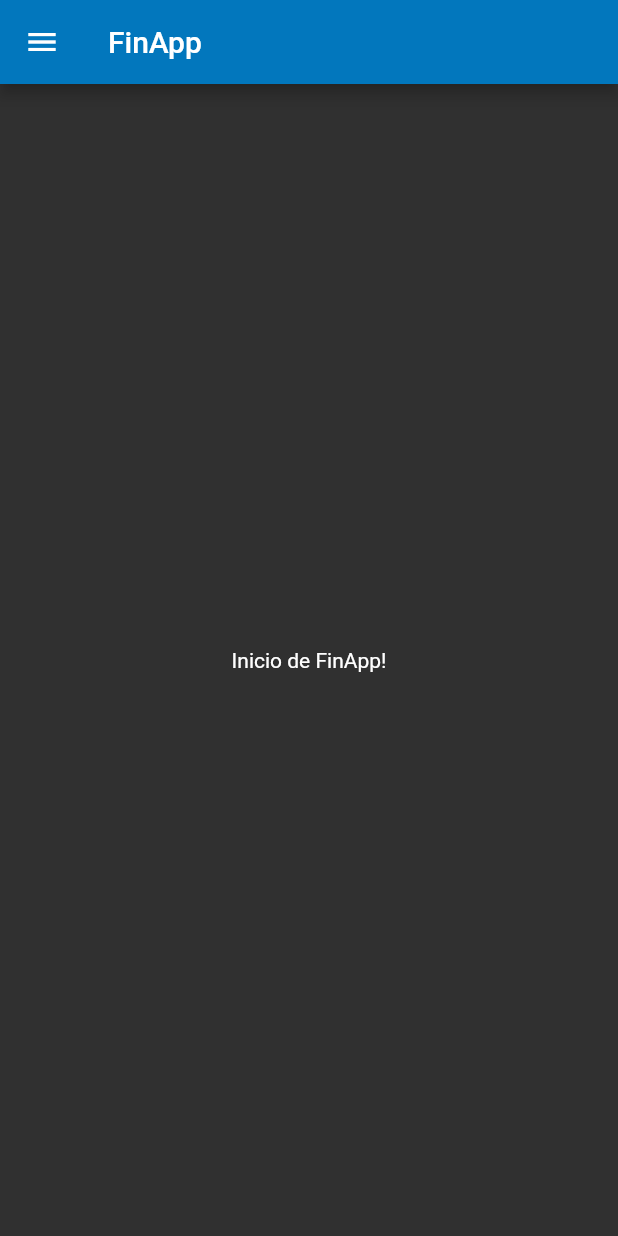
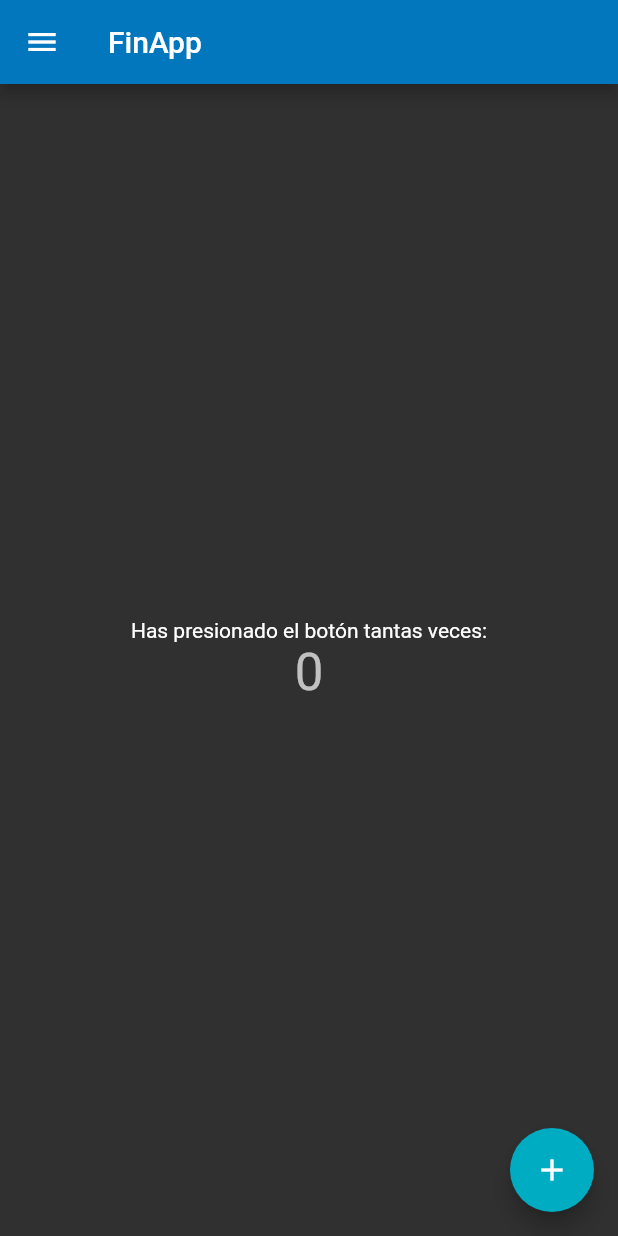
Before and after one commit to CARDONALUIS/AppFinanzasPersonales, a Flutter app: the screen it shows after launch, on a phone screen of 412 x 824 dp. Run offline on Flutter 3.47's test engine with Material 2 defaults, Android fonts, the phone set to English and light mode, and no system bars; Roboto replaces fonts that are missing (Georgia, Hind).

Commit message:
Se actualizo codigo completo por version de SDK
Se actualizo codigo completo por version de SDK

```diff
--- a/appfinanzaspersonales/lib/main.dart
+++ b/appfinanzaspersonales/lib/main.dart
@@ -1,14 +1,15 @@
 import 'package:flutter/material.dart';
 
-void main() => runApp(MyApp());
+void main() {
+  runApp(MyApp());
+}
 
 class MyApp extends StatelessWidget {
-  final appTitle = 'FinApp';
-
+  // This widget is the root of your application.
   @override
   Widget build(BuildContext context) {
     return MaterialApp(
-      title: appTitle,
+      title: 'Flutter Demo',
       theme: ThemeData(
         // Define the default brightness and colors.
         brightness: Brightness.dark,
@@ -26,74 +27,135 @@ class MyApp extends StatelessWidget {
           bodyText2: TextStyle(fontSize: 14.0, fontFamily: 'Hind'),
         ),
       ),
-      home: MyHomePage(title: appTitle),
+      home: MyHomePage(title: 'FinApp'),
     );
   }
 }
 
-class MyHomePage extends StatelessWidget {
+//class MyHomePage extends StatefulWidget  {
+class MyHomePage extends StatefulWidget {
+  //final String title;
+
+  //MyHomePage({Key? key, required this.title}) : super(key: key);
+  MyHomePage({Key key, this.title}) : super(key: key);
+
   final String title;
 
-  MyHomePage({Key? key, required this.title}) : super(key: key);
+  @override
+  _MyHomePageState createState() => _MyHomePageState();
+}
+
+class _MyHomePageState extends State<MyHomePage> {
+  int _counter = 0;
+
+  void _incrementCounter() {
+    setState(() {
+      _counter++;
+    });
+  }
 
   @override
   Widget build(BuildContext context) {
     return Scaffold(
-      appBar: AppBar(title: Text(title)),
-      body: Center(child: Text('Inicio de FinApp!')),
+      appBar: AppBar(
+        title: Text(widget.title),
+      ),
+      body: Center(
+        child: Column(
+          mainAxisAlignment: MainAxisAlignment.center,
+          children: <Widget>[
+            Text(
+              'Has presionado el botón tantas veces:',
+            ),
+            Text(
+              '$_counter',
+              style: Theme.of(context).textTheme.headline4,
+            ),
+          ],
+        ),
+      ),
       drawer: Drawer(
-        // Add a ListView to the drawer. This ensures the user can scroll
-        // through the options in the drawer if there isn't enough vertical
-        // space to fit everything.
         child: ListView(
-          // Important: Remove any padding from the ListView.
           padding: EdgeInsets.zero,
           children: <Widget>[
             DrawerHeader(
               child: Text('Menu FinApp'),
               decoration: BoxDecoration(
-                color: Colors.blue,
+                color: Colors.lightBlue[800],
               ),
             ),
             ListTile(
               title: Text('Registrar ingresos y egresos'),
               onTap: () {
-                // Update the state of the app
-                // ...
-                // Then close the drawer
                 Navigator.pop(context);
+                final snackBar = SnackBar(
+                  content: Text('Yay! Opcion 1!'),
+                  action: SnackBarAction(
+                    label: 'Deshacer',
+                    onPressed: () {
+                      // Some code to undo the change.
+                    },
+                  ),
+                );
+                ScaffoldMessenger.of(context).showSnackBar(snackBar);
               },
             ),
             ListTile(
               title: Text('Presupuesto'),
               onTap: () {
-                // Update the state of the app
-                // ...
-                // Then close the drawer
                 Navigator.pop(context);
+                final snackBar = SnackBar(
+                  content: Text('Yay! Opcion 2!'),
+                  action: SnackBarAction(
+                    label: 'Deshacer',
+                    onPressed: () {
+                      // Some code to undo the change.
+                    },
+                  ),
+                );
+                ScaffoldMessenger.of(context).showSnackBar(snackBar);
               },
             ),
             ListTile(
               title: Text('Gastos'),
               onTap: () {
-                // Update the state of the app
-                // ...
-                // Then close the drawer
                 Navigator.pop(context);
+                final snackBar = SnackBar(
+                  content: Text('Yay! Opcion 3!'),
+                  action: SnackBarAction(
+                    label: 'Deshacer',
+                    onPressed: () {
+                      // Some code to undo the change.
+                    },
+                  ),
+                );
+                ScaffoldMessenger.of(context).showSnackBar(snackBar);
               },
             ),
             ListTile(
               title: Text('Configuracion del perfil'),
               onTap: () {
-                // Update the state of the app
-                // ...
-                // Then close the drawer
                 Navigator.pop(context);
+                final snackBar = SnackBar(
+                  content: Text('Yay! Opcion 4!'),
+                  action: SnackBarAction(
+                    label: 'Deshacer',
+                    onPressed: () {
+                      // Some code to undo the change.
+                    },
+                  ),
+                );
+                ScaffoldMessenger.of(context).showSnackBar(snackBar);
               },
             ),
           ],
         ),
       ),
+      floatingActionButton: FloatingActionButton(
+        onPressed: _incrementCounter,
+        tooltip: 'Increment',
+        child: Icon(Icons.add),
+      ), // This trailing comma makes auto-formatting nicer for build methods.
     );
   }
 }
--- a/appfinanzaspersonales/pubspec.yaml
+++ b/appfinanzaspersonales/pubspec.yaml
@@ -18,7 +18,7 @@ publish_to: 'none' # Remove this line if you wish to publish to pub.dev
 version: 1.0.0+1
 
 environment:
-  sdk: ">=2.12.0 <3.0.0"
+  sdk: ">=2.7.0 <3.0.0"
 
 dependencies:
   flutter:
```
